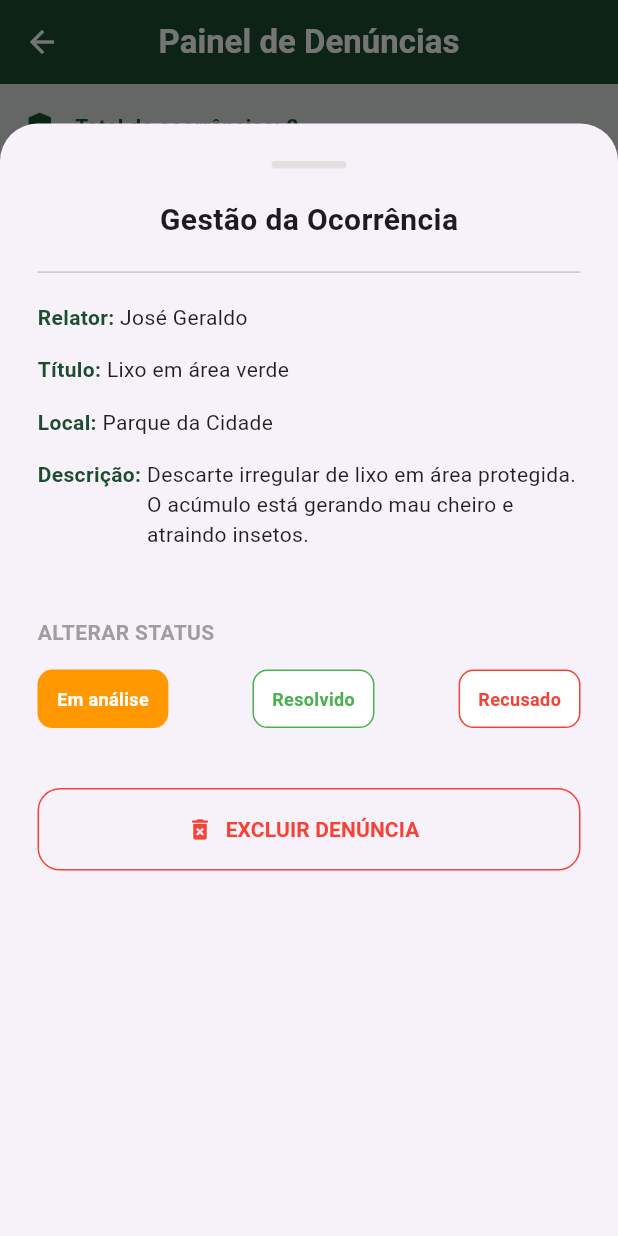
After one commit to eudanielanjos/Projeto-Verde-ja, a Flutter app: the HistoricoAdminView screen opened by its route, after a tap on "Lixo em área verde", on a phone screen of 412 x 824 dp. The commit adds this screen. Run offline on Flutter 3.47's test engine with Material 3 defaults, Android fonts, the phone set to English and light mode, and no system bars; our stand-ins replace shared_preferences, table_calendar, vibration, youtube_player_flutter; accounts and stored records are empty.

Commit message:
Alterações: main: caminho das telas adicionado
login:
- email admin adicionado

adicionado:
- admin_view
- admin educação
- historico admin
- logo admin

```diff
--- /dev/null
+++ b/lib/views/historico_admin_view.dart
@@ -0,0 +1,228 @@
+import 'package:flutter/material.dart';
+
+class HistoricoAdminView extends StatefulWidget {
+  const HistoricoAdminView({super.key});
+
+  @override
+  State<HistoricoAdminView> createState() => _HistoricoAdminViewState();
+}
+
+class _HistoricoAdminViewState extends State<HistoricoAdminView> {
+  // Lista de denúncias (Simulando banco de dados)
+  final List<Map<String, dynamic>> _denuncias = [
+    {
+      "id": 1,
+      "nome": "José Geraldo",
+      "titulo": "Lixo em área verde",
+      "local": "Parque da Cidade",
+      "data": "08/03/2026",
+      "motivo": "Descarte irregular de lixo em área protegida. O acúmulo está gerando mau cheiro e atraindo insetos.",
+      "status": "Em análise",
+      "foto": "assets/images/profile1.png"
+    },
+    {
+      "id": 2,
+      "nome": "Maria Silva",
+      "titulo": "Queimada ilegal",
+      "local": "Área rural bairro X",
+      "data": "05/03/2026",
+      "motivo": "Queimada de resíduos orgânicos e plásticos sem autorização durante a noite.",
+      "status": "Resolvido",
+      "foto": "assets/images/profile1.png"
+    },
+  ];
+
+  Color _getStatusColor(String status) {
+    switch (status) {
+      case "Resolvido": return const Color(0xFF59BA15);
+      case "Em análise": return Colors.orange;
+      case "Recusado": return Colors.red;
+      default: return Colors.grey;
+    }
+  }
+
+  @override
+  Widget build(BuildContext context) {
+    const Color greenPrimary = Color(0xFF1B4D2E);
+
+    return Scaffold(
+      backgroundColor: const Color(0xFFF2F2F2),
+      appBar: AppBar(
+        title: const Text("Painel de Denúncias", style: TextStyle(color: Colors.white, fontWeight: FontWeight.bold)),
+        backgroundColor: greenPrimary,
+        centerTitle: true,
+        iconTheme: const IconThemeData(color: Colors.white),
+      ),
+      body: Column(
+        children: [
+          Container(
+            padding: const EdgeInsets.all(16),
+            color: greenPrimary.withOpacity(0.1),
+            child: Row(
+              children: [
+                const Icon(Icons.admin_panel_settings, color: greenPrimary),
+                const SizedBox(width: 10),
+                Text("Total de ocorrências: ${_denuncias.length}",
+                  style: const TextStyle(fontWeight: FontWeight.bold, color: greenPrimary)),
+              ],
+            ),
+          ),
+          Expanded(
+            child: ListView.builder(
+              padding: const EdgeInsets.all(20),
+              itemCount: _denuncias.length,
+              itemBuilder: (context, index) {
+                final item = _denuncias[index];
+                return _buildAdminDenunciaCard(item, index);
+              },
+            ),
+          ),
+        ],
+      ),
+    );
+  }
+
+  Widget _buildAdminDenunciaCard(Map<String, dynamic> item, int index) {
+    return Container(
+      margin: const EdgeInsets.only(bottom: 15),
+      decoration: BoxDecoration(
+        color: Colors.white,
+        borderRadius: BorderRadius.circular(15),
+        boxShadow: [BoxShadow(color: Colors.black.withOpacity(0.05), blurRadius: 10)],
+      ),
+      child: ListTile(
+        contentPadding: const EdgeInsets.all(15),
+        leading: CircleAvatar(radius: 25, backgroundImage: AssetImage(item["foto"])),
+        title: Text(item["titulo"], style: const TextStyle(fontWeight: FontWeight.bold)),
+        subtitle: Column(
+          crossAxisAlignment: CrossAxisAlignment.start,
+          children: [
+            Text("${item["nome"]} • ${item["data"]}"),
+            const SizedBox(height: 5),
+            Container(
+              padding: const EdgeInsets.symmetric(horizontal: 8, vertical: 2),
+              decoration: BoxDecoration(
+                color: _getStatusColor(item["status"]).withOpacity(0.1),
+                borderRadius: BorderRadius.circular(5),
+              ),
+              child: Text(item["status"],
+                style: TextStyle(color: _getStatusColor(item["status"]), fontSize: 12, fontWeight: FontWeight.bold)),
+            ),
+          ],
+        ),
+        trailing: const Icon(Icons.arrow_forward_ios, size: 16),
+        onTap: () => _abrirGestaoDenuncia(item, index),
+      ),
+    );
+  }
+
+  // 🔹 TELA DE GESTÃO (DETALHES + AÇÕES)
+  void _abrirGestaoDenuncia(Map<String, dynamic> denuncia, int index) {
+    showModalBottomSheet(
+      context: context,
+      isScrollControlled: true,
+      shape: const RoundedRectangleBorder(borderRadius: BorderRadius.vertical(top: Radius.circular(25))),
+      builder: (context) {
+        return DraggableScrollableSheet(
+          initialChildSize: 0.9,
+          minChildSize: 0.5,
+          maxChildSize: 0.95,
+          expand: false,
+          builder: (context, scrollController) {
+            return SingleChildScrollView(
+              controller: scrollController,
+              padding: const EdgeInsets.all(25),
+              child: Column(
+                children: [
+                  Container(width: 50, height: 5, decoration: BoxDecoration(color: Colors.grey[300], borderRadius: BorderRadius.circular(10))),
+                  const SizedBox(height: 20),
+                  const Text("Gestão da Ocorrência", style: TextStyle(fontSize: 20, fontWeight: FontWeight.bold)),
+                  const Divider(height: 40),
+
+                  _infoRow("Relator", denuncia["nome"]),
+                  _infoRow("Título", denuncia["titulo"]),
+                  _infoRow("Local", denuncia["local"]),
+                  _infoRow("Descrição", denuncia["motivo"]),
+
+                  const SizedBox(height: 30),
+                  const Align(
+                    alignment: Alignment.centerLeft,
+                    child: Text("ALTERAR STATUS", style: TextStyle(fontWeight: FontWeight.bold, color: Colors.grey)),
+                  ),
+                  const SizedBox(height: 15),
+
+                  // Botões de Ação de Status
+                  Row(
+                    mainAxisAlignment: MainAxisAlignment.spaceBetween,
+                    children: [
+                      _statusActionButton("Em análise", Colors.orange, denuncia, index),
+                      _statusActionButton("Resolvido", Colors.green, denuncia, index),
+                      _statusActionButton("Recusado", Colors.red, denuncia, index),
+                    ],
+                  ),
+
+                  const SizedBox(height: 40),
+                  SizedBox(
+                    width: double.infinity,
+                    height: 55,
+                    child: OutlinedButton.icon(
+                      style: OutlinedButton.styleFrom(
+                        side: const BorderSide(color: Colors.red),
+                        shape: RoundedRectangleBorder(borderRadius: BorderRadius.circular(15)),
+                      ),
+                      icon: const Icon(Icons.delete_forever, color: Colors.red),
+                      label: const Text("EXCLUIR DENÚNCIA", style: TextStyle(color: Colors.red, fontWeight: FontWeight.bold)),
+                      onPressed: () {
+                        setState(() => _denuncias.removeAt(index));
+                        Navigator.pop(context);
+                      },
+                    ),
+                  ),
+                ],
+              ),
+            );
+          },
+        );
+      },
+    );
+  }
+
+  Widget _infoRow(String label, String value) {
+    return Padding(
+      padding: const EdgeInsets.only(bottom: 15),
+      child: Row(
+        crossAxisAlignment: CrossAxisAlignment.start,
+        children: [
+          Text("$label: ", style: const TextStyle(fontWeight: FontWeight.bold, color: Color(0xFF1B4D2E))),
+          Expanded(child: Text(value, style: const TextStyle(color: Colors.black87))),
+        ],
+      ),
+    );
+  }
+
+  Widget _statusActionButton(String status, Color color, Map<String, dynamic> denuncia, int index) {
+    bool isCurrent = denuncia["status"] == status;
+    return InkWell(
+      onTap: () {
+        setState(() => _denuncias[index]["status"] = status);
+        Navigator.pop(context);
+      },
+      child: Container(
+        padding: const EdgeInsets.symmetric(horizontal: 12, vertical: 10),
+        decoration: BoxDecoration(
+          color: isCurrent ? color : Colors.white,
+          border: Border.all(color: color),
+          borderRadius: BorderRadius.circular(10),
+        ),
+        child: Text(
+          status,
+          style: TextStyle(
+            color: isCurrent ? Colors.white : color,
+            fontWeight: FontWeight.bold,
+            fontSize: 12,
+          ),
+        ),
+      ),
+    );
+  }
+}
```
Also changed, not shown: lib/main.dart (+9 -2 lines), lib/views/admin_educacao_view.dart (added, +244 -0 lines), lib/views/admin_view.dart (added, +62 -0 lines), lib/views/login_view.dart (+29 -123 lines), assets/images/logo2.png (added).
